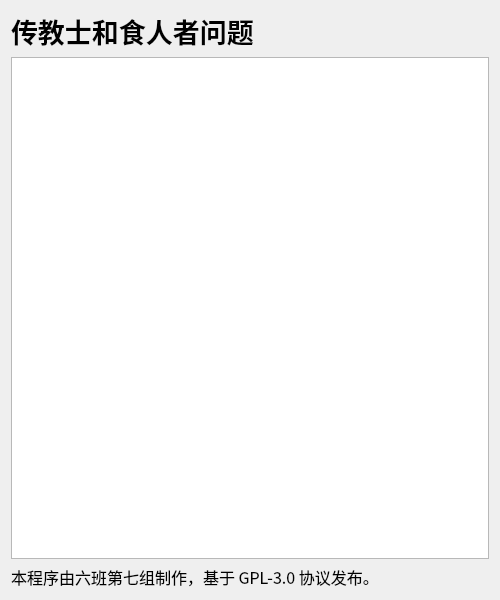
First picture: the form in introwindow.ui, repository Paraworker/CrossRiver, before the edit.
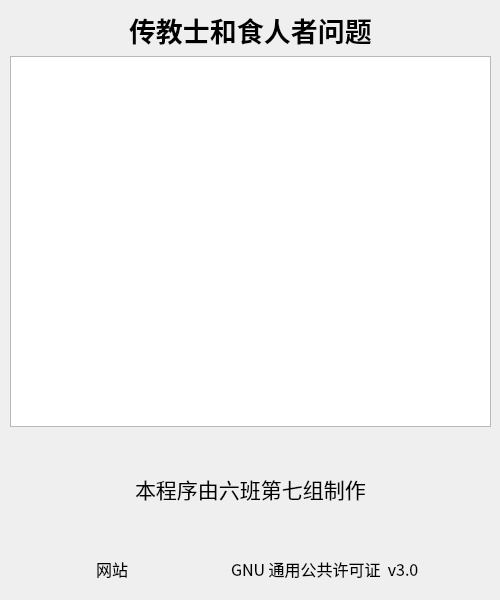
Second picture: the form after the edit.

Diff of the .ui file:
```diff
--- a/introwindow.ui
+++ b/introwindow.ui
@@ -31,7 +31,34 @@
   <property name="windowTitle">
    <string>关于</string>
   </property>
-  <layout class="QVBoxLayout" name="verticalLayout">
+  <widget class="QWidget" name="">
+   <property name="geometry">
+    <rect>
+     <x>10</x>
+     <y>10</y>
+     <width>481</width>
+     <height>581</height>
+    </rect>
+   </property>
+   <layout class="QVBoxLayout" name="verticalLayout" stretch="10,100,10,10,10,10,1">
+    <property name="spacing">
+     <number>6</number>
+    </property>
+    <item>
+     <layout class="QHBoxLayout" name="horizontalLayout_2">
+      <item>
+       <spacer name="horizontalSpacer">
+        <property name="orientation">
+         <enum>Qt::Horizontal</enum>
+        </property>
+        <property name="sizeHint" stdset="0">
+         <size>
+          <width>40</width>
+          <height>20</height>
+         </size>
+        </property>
+       </spacer>
+      </item>
    <item>
     <widget class="QLabel" name="label_2">
      <property name="font">
@@ -47,11 +74,26 @@
     </widget>
    </item>
    <item>
+       <spacer name="horizontalSpacer_3">
+        <property name="orientation">
+         <enum>Qt::Horizontal</enum>
+        </property>
+        <property name="sizeHint" stdset="0">
+         <size>
+          <width>40</width>
+          <height>20</height>
+         </size>
+        </property>
+       </spacer>
+      </item>
+     </layout>
+    </item>
+    <item>
     <widget class="QTextBrowser" name="textBrowser">
      <property name="minimumSize">
       <size>
-       <width>300</width>
-       <height>500</height>
+        <width>0</width>
+        <height>0</height>
       </size>
      </property>
      <property name="maximumSize">
@@ -71,18 +113,164 @@
     </widget>
    </item>
    <item>
+     <spacer name="verticalSpacer">
+      <property name="orientation">
+       <enum>Qt::Vertical</enum>
+      </property>
+      <property name="sizeHint" stdset="0">
+       <size>
+        <width>20</width>
+        <height>40</height>
+       </size>
+      </property>
+     </spacer>
+    </item>
+    <item>
+     <layout class="QHBoxLayout" name="horizontalLayout_3">
+      <item>
+       <spacer name="horizontalSpacer_5">
+        <property name="orientation">
+         <enum>Qt::Horizontal</enum>
+        </property>
+        <property name="sizeHint" stdset="0">
+         <size>
+          <width>40</width>
+          <height>20</height>
+         </size>
+        </property>
+       </spacer>
+      </item>
+      <item>
     <widget class="QLabel" name="label">
      <property name="font">
       <font>
+          <pointsize>16</pointsize>
+         </font>
+        </property>
+        <property name="text">
+         <string>本程序由六班第七组制作</string>
+        </property>
+        <property name="openExternalLinks">
+         <bool>true</bool>
+        </property>
+       </widget>
+      </item>
+      <item>
+       <spacer name="horizontalSpacer_4">
+        <property name="orientation">
+         <enum>Qt::Horizontal</enum>
+        </property>
+        <property name="sizeHint" stdset="0">
+         <size>
+          <width>40</width>
+          <height>20</height>
+         </size>
+        </property>
+       </spacer>
+      </item>
+     </layout>
+    </item>
+    <item>
+     <spacer name="verticalSpacer_2">
+      <property name="orientation">
+       <enum>Qt::Vertical</enum>
+      </property>
+      <property name="sizeHint" stdset="0">
+       <size>
+        <width>20</width>
+        <height>40</height>
+       </size>
+      </property>
+     </spacer>
+    </item>
+    <item>
+     <layout class="QHBoxLayout" name="horizontalLayout" stretch="12,10,8,10,10">
+      <item>
+       <spacer name="horizontalSpacer_6">
+        <property name="orientation">
+         <enum>Qt::Horizontal</enum>
+        </property>
+        <property name="sizeHint" stdset="0">
+         <size>
+          <width>40</width>
+          <height>20</height>
+         </size>
+        </property>
+       </spacer>
+      </item>
+      <item>
+       <widget class="QLabel" name="label_website">
+        <property name="font">
+         <font>
        <pointsize>12</pointsize>
       </font>
      </property>
      <property name="text">
-      <string>本程序由六班第七组制作，基于 GPL-3.0 协议发布。</string>
-     </property>
-    </widget>
-   </item>
-  </layout>
+         <string>网站</string>
+        </property>
+        <property name="openExternalLinks">
+         <bool>true</bool>
+        </property>
+       </widget>
+      </item>
+      <item>
+       <spacer name="horizontalSpacer_2">
+        <property name="orientation">
+         <enum>Qt::Horizontal</enum>
+        </property>
+        <property name="sizeHint" stdset="0">
+         <size>
+          <width>40</width>
+          <height>20</height>
+         </size>
+        </property>
+       </spacer>
+      </item>
+      <item>
+       <widget class="QLabel" name="label_licenses">
+        <property name="font">
+         <font>
+          <pointsize>12</pointsize>
+         </font>
+        </property>
+        <property name="text">
+         <string>GNU 通用公共许可证  v3.0</string>
+        </property>
+        <property name="openExternalLinks">
+         <bool>true</bool>
+        </property>
+       </widget>
+      </item>
+      <item>
+       <spacer name="horizontalSpacer_7">
+        <property name="orientation">
+         <enum>Qt::Horizontal</enum>
+        </property>
+        <property name="sizeHint" stdset="0">
+         <size>
+          <width>40</width>
+          <height>20</height>
+         </size>
+        </property>
+       </spacer>
+      </item>
+     </layout>
+    </item>
+    <item>
+     <spacer name="verticalSpacer_3">
+      <property name="orientation">
+       <enum>Qt::Vertical</enum>
+      </property>
+      <property name="sizeHint" stdset="0">
+       <size>
+        <width>20</width>
+        <height>40</height>
+       </size>
+      </property>
+     </spacer>
+    </item>
+   </layout>
+  </widget>
  </widget>
  <resources/>
  <connections/>
```
Lines whose indentation alone changed are shown as unchanged.
